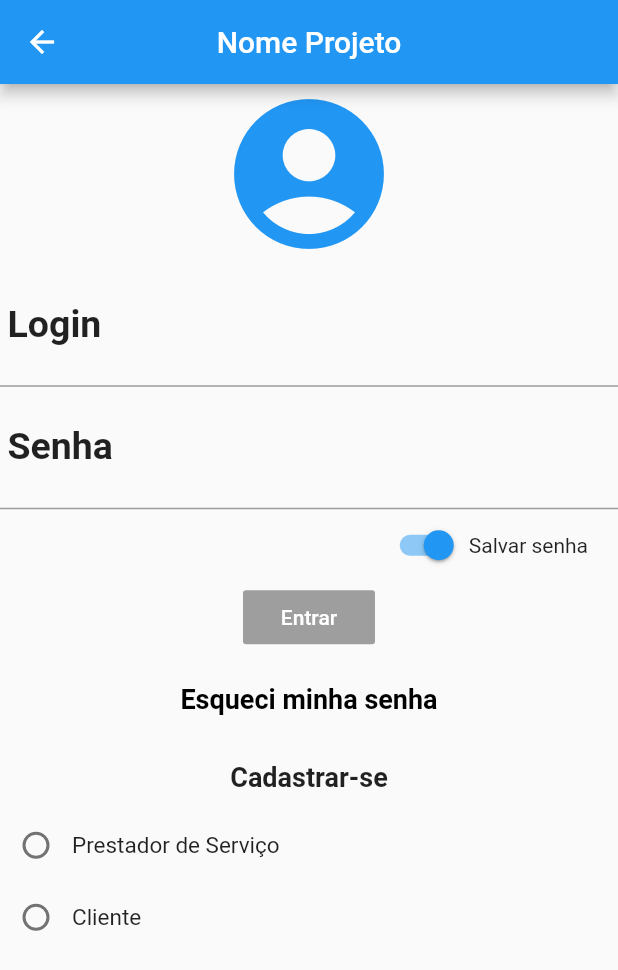
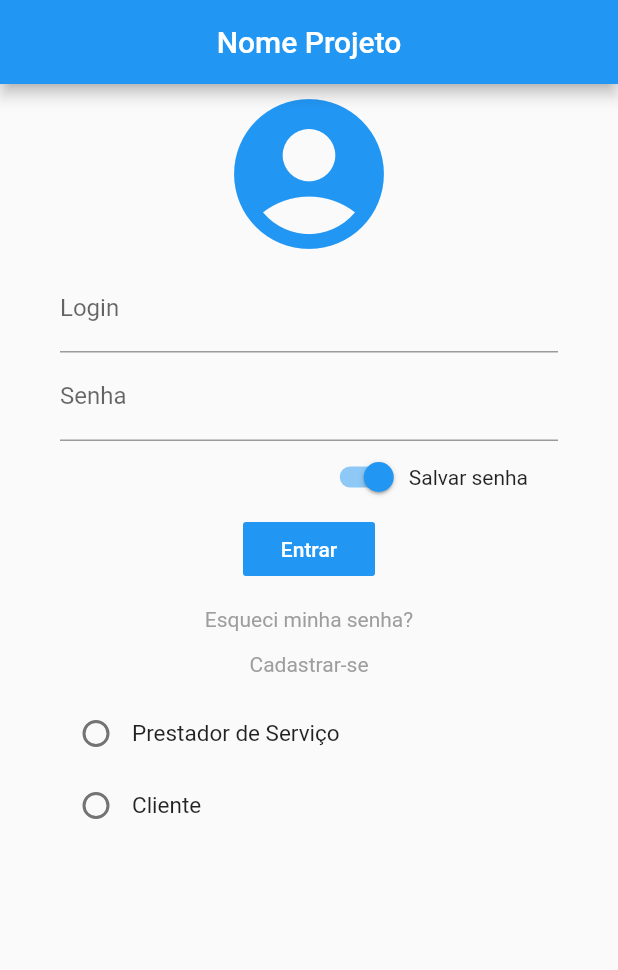
Before and after one commit to elisangelaborato/pi, a Flutter app: the TelaLogin screen opened directly, on a phone screen of 412 x 824 dp. Shown: the top 970 px of the screen. Run offline on Flutter 3.47's test engine with Material 2 defaults, Android fonts, the phone set to English and light mode, and no system bars.

Commit message:
inicio navegacao entre telas; ajustes tela login, tela cprincipal cliente e drawer.

```diff
--- a/lib/main.dart
+++ b/lib/main.dart
@@ -1,5 +1,6 @@
 import 'package:flutter/material.dart';
 import 'package:pi/view/tela_agendamento_cliente.dart';
+import 'package:pi/view/tela_login.dart';
 //import 'package:pi/view/drawer.dart';
 //import 'package:pi/view/tela_login.dart';
 //import 'package:pi/view/tela_perfil_cliente.dart';
@@ -7,6 +8,7 @@ import 'package:pi/view/tela_agendamento_cliente.dart';
 
 void main(){
   runApp(MaterialApp(
-    home: TelaAgendamentoCliente(),
+    home: TelaLogin(),
+    debugShowCheckedModeBanner: false,
   ));
 }
--- a/lib/view/tela_login.dart
+++ b/lib/view/tela_login.dart
@@ -1,6 +1,5 @@
 import 'package:flutter/material.dart';
-
-
+import 'package:pi/view/tela_principal_cliente.dart';
 
 class TelaLogin extends StatefulWidget {
   @override
@@ -8,23 +7,21 @@ class TelaLogin extends StatefulWidget {
 }
 
 class _TelaLoginState extends State<TelaLogin> {
-
   bool isSwitched = true;
 
   int selectedRadio;
 
   @override
-  void initState(){
+  void initState() {
     super.initState();
     selectedRadio = 0;
   }
 
-  setSelectedRadio(int val){
+  setSelectedRadio(int val) {
     setState(() {
       selectedRadio = val;
     });
   }
-
 
   @override
   Widget build(BuildContext context) {
@@ -34,41 +31,62 @@ class _TelaLoginState extends State<TelaLogin> {
         centerTitle: true,
       ),
       body: SingleChildScrollView(
+        child: Padding(
+          padding: EdgeInsets.only(left: 40.0, right: 40.0),
           child: Column(
             children: <Widget>[
-           Icon(Icons.account_circle,
+              Icon(
+                Icons.account_circle,
                 size: 120.0,
                 color: Colors.blue,
               ),
               TextFormField(
-              decoration: InputDecoration(
-                contentPadding: EdgeInsets.fromLTRB(5, 20, 0, 20),
-                labelText: "Login",
-                hintText: "Digite seu Login",
-                labelStyle: TextStyle(
-                    color: Colors.black87,
-                    fontSize: 25.0,
-                    fontWeight: FontWeight.bold),
+                decoration: const InputDecoration(
+                  //icon: const Icon(Icons.person),
+                  hintText: 'Digite seu login',
+                  labelText: 'Login',
                 ),
+                //keyboardType: TextInputType.emailAddress,
               ),
               TextFormField(
-             decoration: InputDecoration(
-               contentPadding: EdgeInsets.fromLTRB(5, 20, 0, 20),
-               labelText: "Senha",
-               hintText: "Digite sua senha",
-               labelStyle: TextStyle(
-                   color: Colors.black87,
-                   fontSize: 25.0,
-                   fontWeight: FontWeight.bold),
+                decoration: const InputDecoration(
+                  //icon: const Icon(Icons.vpn_key),
+                  hintText: 'Digite sua senha',
+                  labelText: 'Senha',
                 ),
+                //keyboardType: TextInputType.emailAddress,
               ),
+
+//            TextFormField(
+//              decoration: InputDecoration(
+//                contentPadding: EdgeInsets.fromLTRB(5, 20, 0, 20),
+//                labelText: "Login",
+//                hintText: "Digite seu Login",
+//                labelStyle: TextStyle(
+//                    color: Colors.black87,
+//                    fontSize: 25.0,
+//                    fontWeight: FontWeight.bold),
+//              ),
+//            ),
+//           TextFormField(
+//             decoration: InputDecoration(
+//               contentPadding: EdgeInsets.fromLTRB(5, 20, 0, 20),
+//               labelText: "Senha",
+//               hintText: "Digite sua senha",
+//               labelStyle: TextStyle(
+//                   color: Colors.black87,
+//                   fontSize: 25.0,
+//                   fontWeight: FontWeight.bold),
+//             ),
+//           ),
+
               Row(
                 mainAxisAlignment: MainAxisAlignment.end,
                 children: <Widget>[
                   Switch(
                     value: isSwitched,
-                  onChanged: (value){
-                    setState((){
+                    onChanged: (value) {
+                      setState(() {
                         isSwitched = value;
                       });
                     },
@@ -79,42 +97,80 @@ class _TelaLoginState extends State<TelaLogin> {
                   ),
                 ],
               ),
+//              Container(
+//                  padding: const EdgeInsets.only(left: 40.0, top: 20.0),
+//                  child: RaisedButton(
+//                    child: const Text('Confirmar', style: TextStyle(color: Colors.white),),
+//                    color: Theme.of(context).primaryColor,
+//                    onPressed: () {},
+//                  )),
+
               FlatButton(
-              child: Text("Entrar",
+                child: Text(
+                  "Entrar",
                   style: TextStyle(
                     color: Colors.white,
                   ),
                 ),
-              color: Colors.grey,
-              onPressed: (){
-
+                color: Theme.of(context).primaryColor,
+                onPressed: () {
+                  //ToDo: validar usuario e senha
+                  //ToDo: testar se esta checado para entrar como cliente ou prestador
+                  Navigator.pop(context);
+                  Navigator.push(
+                    context,
+                    MaterialPageRoute(builder: (context) => TelaPrincipalCliente()),
+                  );
                 },
               ),
-           FlatButton(
-             child:   Text("Esqueci minha senha",
-               style: TextStyle(
-                   fontWeight: FontWeight.bold,
-                   fontSize: 18,
-                 color: Colors.black
+
+              SizedBox(
+                height: 15.0,
+              ),
+
+              GestureDetector(
+                child: Container(
+                  height: 30.0,
+                  child: Text(
+                    "Esqueci minha senha?",
+                    style: TextStyle(color: Colors.grey),
                   ),
                 ),
-             onPressed: (){
+                onTap: () { },
+              ),
 
-             },
-             padding: EdgeInsets.fromLTRB(20, 20, 20, 15),
-           ),
-           FlatButton(
-             child:   Text("Cadastrar-se",
-               style: TextStyle(
-                   fontWeight: FontWeight.bold,
-                   fontSize: 18
+              GestureDetector(
+                child: Container(
+                  height: 30.0,
+                  child: Text(
+                    "Cadastrar-se",
+                    style: TextStyle(color: Colors.grey),
                   ),
                 ),
-             onPressed: (){
+                onTap: () { },
+              ),
 
-             },
-             padding: EdgeInsets.fromLTRB(20, 15, 20, 10),
-           ),
+//              FlatButton(
+//                child: Text(
+//                  "Esqueci minha senha",
+//                  style: TextStyle(
+//                      fontWeight: FontWeight.bold,
+//                      fontSize: 16,
+//                      color: Colors.black),
+//                ),
+//                onPressed: () {},
+//                //padding: EdgeInsets.fromLTRB(0, 20, 20, 15),
+//              ),
+//
+//              FlatButton(
+//                child: Text(
+//                  "Cadastrar-se",
+//                  style: TextStyle(fontWeight: FontWeight.bold, fontSize: 16),
+//                ),
+//                onPressed: () {},
+//                //padding: EdgeInsets.fromLTRB(20, 15, 20, 10),
+//              ),
+
               Row(
                 mainAxisAlignment: MainAxisAlignment.start,
                 children: <Widget>[
@@ -122,12 +178,13 @@ class _TelaLoginState extends State<TelaLogin> {
                     value: 1,
                     groupValue: selectedRadio,
                     activeColor: Colors.blue,
-                     onChanged: (val){
+                    onChanged: (val) {
                       print("Radio $val");
                       setSelectedRadio(val);
                     },
                   ),
-                   Text("Prestador de Serviço",
+                  Text(
+                    "Prestador de Serviço",
                     style: TextStyle(
                       fontSize: 15,
                     ),
@@ -141,21 +198,23 @@ class _TelaLoginState extends State<TelaLogin> {
                     value: 2,
                     groupValue: selectedRadio,
                     activeColor: Colors.blue,
-                     onChanged: (val){
+                    onChanged: (val) {
                       print("Radio $val");
                       setSelectedRadio(val);
                     },
                   ),
-                   Text("Cliente",
+                  Text(
+                    "Cliente",
                     style: TextStyle(
                       fontSize: 15,
-                   ),)
+                    ),
+                  )
                 ],
               ),
             ],
           ),
         ),
+      ),
     );
-
   }
 }
--- a/lib/view/tela_principal_cliente.dart
+++ b/lib/view/tela_principal_cliente.dart
@@ -1,4 +1,5 @@
 import 'package:flutter/material.dart';
+import 'package:pi/view/drawer.dart';
 
 class TelaPrincipalCliente extends StatefulWidget {
   @override
@@ -29,7 +30,7 @@ class _TelaPrincipalClienteState extends State<TelaPrincipalCliente> {
             title: Text('Nome da Empresa'),
             centerTitle: true,
           ),
-          drawer: Drawer(),
+          drawer: CustomDrawer(),//Drawer(),
           body: TabBarView(
             children: [
               ServicosWidget(),
```
Also changed, not shown: lib/view/drawer.dart (+40 -14 lines). Lines whose indentation alone changed are shown as unchanged.
